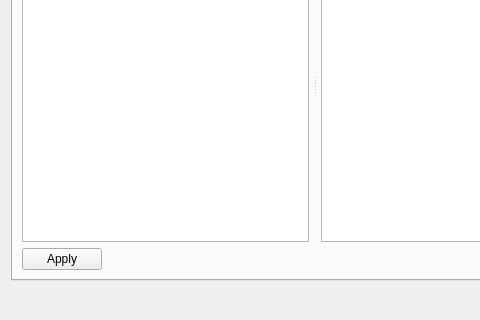
Qt form src/lay/SaltManagerDialog.ui (KLayout/klayout) before a commit; both pictures show x 0 to 480 and y 120 to 440 of the 692 by 440 pixel window.
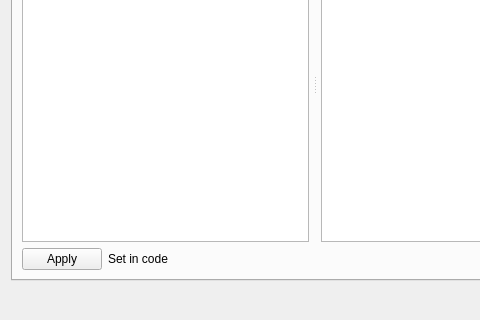
The same form after that commit. The open tabs and pages were chosen to show the change. Icons and pictures are not drawn. Custom widgets are drawn as their Qt base class.

Commit message:
WIP: various enhancements for salt manager
* double-click
* salt mine context menu
* bug fixes
* etc.

The edit to the form file:
```diff
--- a/src/lay/SaltManagerDialog.ui
+++ b/src/lay/SaltManagerDialog.ui
@@ -673,6 +673,13 @@
             </property>
            </widget>
           </item>
+          <item>
+           <widget class="QLabel" name="apply_label">
+            <property name="text">
+             <string>Set in code</string>
+            </property>
+           </widget>
+          </item>
           <item>
            <spacer name="horizontalSpacer_2">
             <property name="orientation">
```
Left out of the diff: 21 changed lines with no effect on the pictures. The commit also changes 14 other files.
